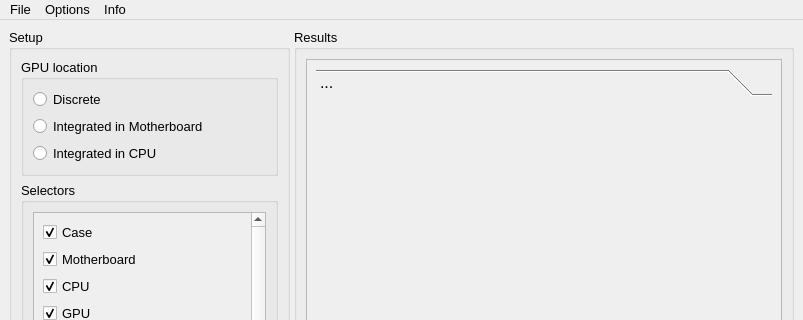
Qt form interface.ui (WEEE-Open/peracotta) before a commit; both pictures show x 0 to 803 and y 0 to 320 of the 803 by 673 pixel window.
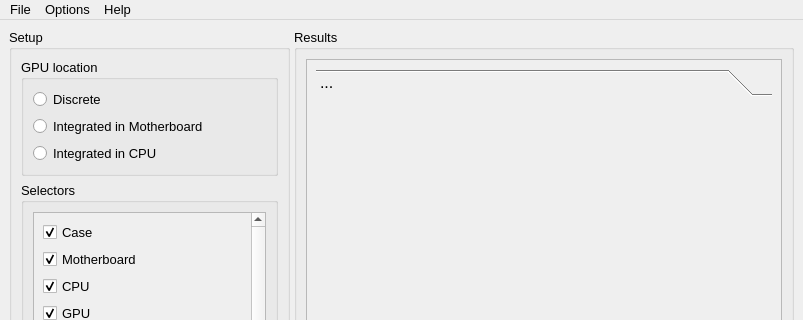
The same form after that commit.

Commit message: Prepared methods for every buttons. Added save json functionalities to Save JSON button. Added links to webpages to Help actions. Now the exit action in File menu closes the application. Prepared Peracotta thread class. Now the version action in Help menu shows the version of the application.

Diff of the .ui file:
```diff
--- a/interface.ui
+++ b/interface.ui
@@ -392,7 +392,7 @@
    </widget>
    <widget class="QMenu" name="menuInfo">
     <property name="title">
-     <string>Info</string>
+     <string>Help</string>
     </property>
     <addaction name="actionAbout_WEEE_Open"/>
     <addaction name="separator"/>
```
Left out of the diff: 30 changed lines with no effect on the pictures. The commit also changes 1 other file.
